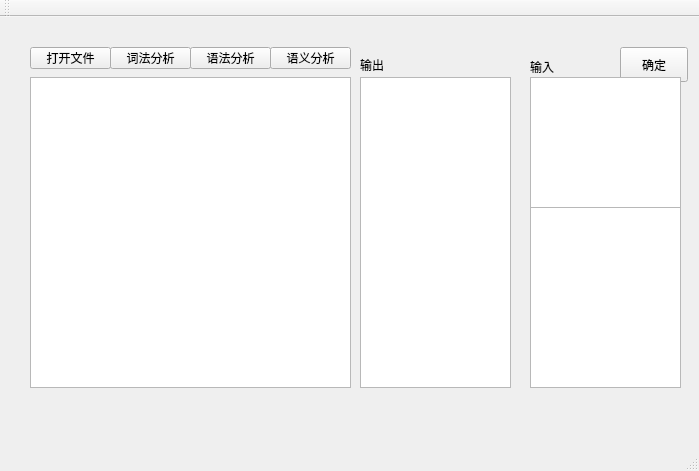
Before: the Qt Designer form mainwindow.ui in stephenxudong/CMMCompiler, drawn with Qt 5.
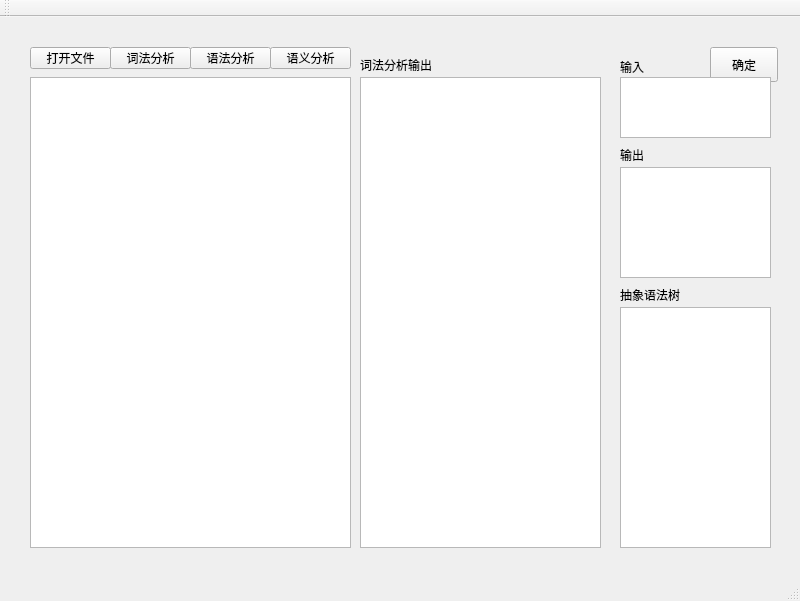
After: the same form once the commit is applied.

Diff of the .ui file:
```diff
--- a/mainwindow.ui
+++ b/mainwindow.ui
@@ -6,8 +6,8 @@
    <rect>
     <x>0</x>
     <y>0</y>
-    <width>699</width>
-    <height>471</height>
+    <width>800</width>
+    <height>601</height>
    </rect>
   </property>
   <property name="windowTitle">
@@ -36,7 +36,7 @@
       <x>30</x>
       <y>60</y>
       <width>321</width>
-      <height>311</height>
+      <height>471</height>
      </rect>
     </property>
     <property name="focusPolicy">
@@ -46,7 +46,7 @@
    <widget class="QPushButton" name="okBtn">
     <property name="geometry">
      <rect>
-      <x>620</x>
+      <x>710</x>
       <y>30</y>
       <width>68</width>
       <height>35</height>
@@ -59,10 +59,10 @@
    <widget class="QTextEdit" name="inputText">
     <property name="geometry">
      <rect>
-      <x>530</x>
+      <x>620</x>
       <y>60</y>
       <width>151</width>
-      <height>131</height>
+      <height>61</height>
      </rect>
     </property>
    </widget>
@@ -108,7 +108,7 @@
    <widget class="QLabel" name="label">
     <property name="geometry">
      <rect>
-      <x>530</x>
+      <x>620</x>
       <y>40</y>
       <width>51</width>
       <height>20</height>
@@ -123,12 +123,12 @@
      <rect>
       <x>360</x>
       <y>40</y>
-      <width>59</width>
+      <width>111</width>
       <height>16</height>
      </rect>
     </property>
     <property name="text">
-     <string>输出</string>
+     <string>词法分析输出</string>
     </property>
    </widget>
    <widget class="QTextEdit" name="textEdit">
@@ -136,21 +136,57 @@
      <rect>
       <x>360</x>
       <y>60</y>
-      <width>151</width>
-      <height>311</height>
+      <width>241</width>
+      <height>471</height>
      </rect>
     </property>
    </widget>
    <widget class="QTreeView" name="treeView">
     <property name="geometry">
      <rect>
-      <x>530</x>
-      <y>190</y>
+      <x>620</x>
+      <y>290</y>
       <width>151</width>
-      <height>181</height>
+      <height>241</height>
      </rect>
     </property>
    </widget>
+   <widget class="QTextEdit" name="outTextEdit">
+    <property name="geometry">
+     <rect>
+      <x>620</x>
+      <y>150</y>
+      <width>151</width>
+      <height>111</height>
+     </rect>
+    </property>
+   </widget>
+   <widget class="QLabel" name="label_3">
+    <property name="geometry">
+     <rect>
+      <x>620</x>
+      <y>270</y>
+      <width>71</width>
+      <height>16</height>
+     </rect>
+    </property>
+    <property name="text">
+     <string>抽象语法树</string>
+    </property>
+   </widget>
+   <widget class="QLabel" name="label_4">
+    <property name="geometry">
+     <rect>
+      <x>620</x>
+      <y>130</y>
+      <width>59</width>
+      <height>16</height>
+     </rect>
+    </property>
+    <property name="text">
+     <string>输出</string>
+    </property>
+   </widget>
    <zorder>pushButton</zorder>
    <zorder>okBtn</zorder>
    <zorder>lexicalBtn</zorder>
```
Left out of the diff: 5 changed lines with no effect on the pictures.
